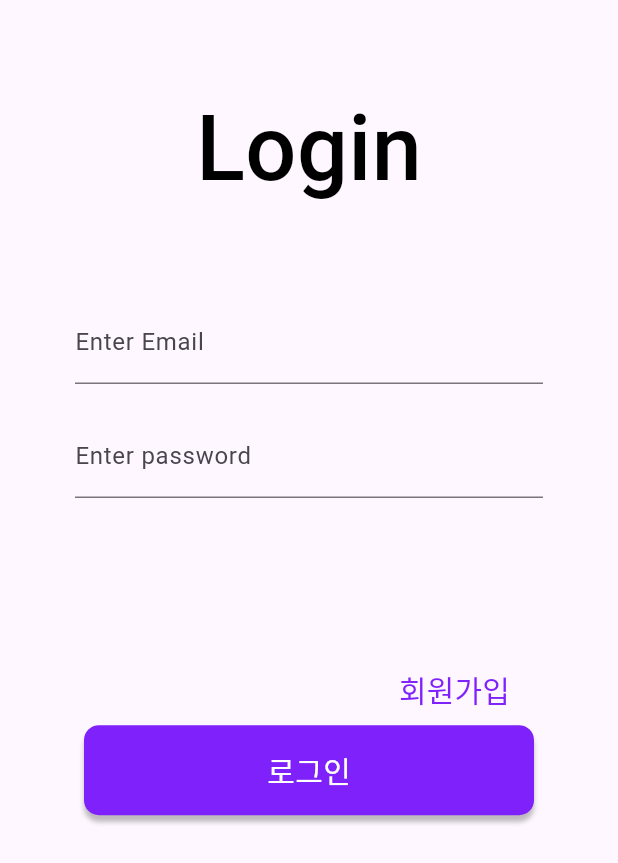
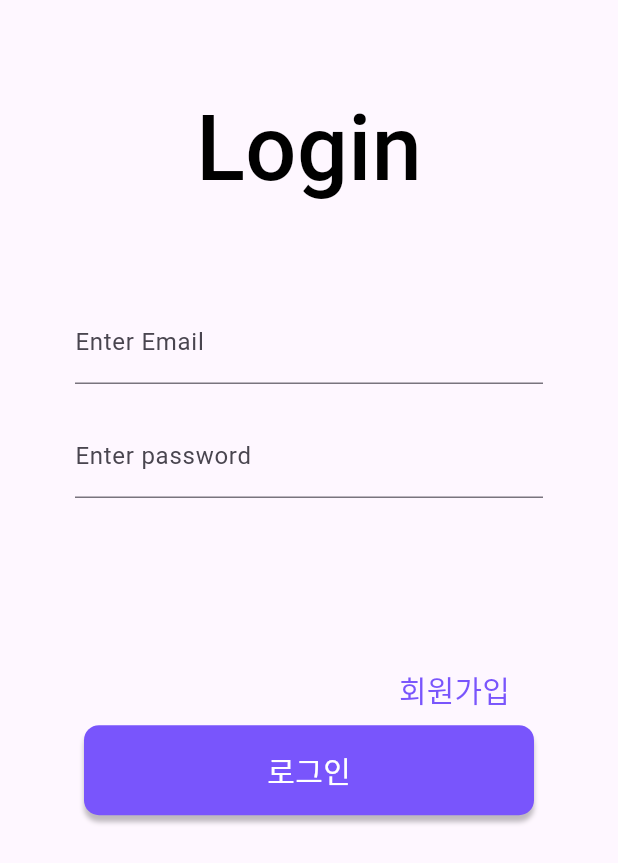
Before and after one commit to CSID-DGU/2024-01-CSC4004-03-TrueEducation, a Flutter app: the screen it shows after launch, on a phone screen of 412 x 824 dp. Shown: the top 863 px of the screen. Run offline on Flutter 3.47's test engine with Material 3 defaults, Android fonts, the phone set to English and light mode, and no system bars; our stand-ins replace flutter_svg, fluttertoast, google_fonts, image_picker; missing offline and left inert: dart:ffi; Roboto replaces fonts that are missing (Pretendard).

Commit message:
Design: background, button color. etc...

```diff
--- a/project_Wouldyougonggang/lib/api/postapi.dart
+++ b/project_Wouldyougonggang/lib/api/postapi.dart
@@ -4,7 +4,8 @@ import 'package:flutter/cupertino.dart';
 import 'package:flutter_app/model/postmodel.dart';
 import 'package:http/http.dart' as http;
 
-const String url = 'https://3a2b-210-94-220-228.ngrok-free.app/';
+const String url =
+    'http://ec2-3-37-89-235.ap-northeast-2.compute.amazonaws.com/';
 
 String recommend = '''
   [
--- a/project_Wouldyougonggang/lib/main.dart
+++ b/project_Wouldyougonggang/lib/main.dart
@@ -1,9 +1,6 @@
 import 'package:flutter/material.dart';
-import 'package:flutter_app/pages/home.dart';
-import 'package:flutter_app/pages/timeschedule.dart';
 import 'package:provider/provider.dart';
 import 'package:flutter_localizations/flutter_localizations.dart';
-import 'package:flutter_app/navigation_bar.dart';
 import 'package:flutter_app/pages/login.dart';
 import 'package:flutter_app/providers/bitmaskings.dart';
 
--- a/project_Wouldyougonggang/lib/pages/home.dart
+++ b/project_Wouldyougonggang/lib/pages/home.dart
@@ -1,5 +1,6 @@
 import 'package:flutter/material.dart';
 import 'package:flutter/widgets.dart';
+import 'package:flutter_app/theme/colors.dart';
 import 'package:flutter_app/widgets/meeting.dart';
 import 'package:flutter_app/widgets/timetable.dart';
 
@@ -19,8 +20,11 @@ class _MyWidgetState extends State<Home> {
     return MaterialApp(
       home: Scaffold(
         body: Container(
+          width: MediaQuery.of(context).size.width,
+          height: MediaQuery.of(context).size.height,
+          color: BACKGROUND_COLOR,
           padding: const EdgeInsets.symmetric(
-            vertical: 5,
+            vertical: 20,
           ),
           child: SingleChildScrollView(
             child: Column(
--- a/project_Wouldyougonggang/lib/pages/timeschedule.dart
+++ b/project_Wouldyougonggang/lib/pages/timeschedule.dart
@@ -1,6 +1,7 @@
 import 'package:flutter/cupertino.dart';
 import 'package:flutter/material.dart';
 import 'package:flutter/widgets.dart';
+import 'package:flutter_app/theme/colors.dart';
 import 'package:flutter_app/user.dart';
 import 'package:flutter_app/widgets/variWidget.dart';
 import 'package:flutter_app/widgets/timetable.dart';
@@ -414,8 +415,11 @@ class TimeScheduleState extends State<TimeSchedule> {
       home: Scaffold(
         key: _scaffoldKey,
         body: Container(
+          width: MediaQuery.of(context).size.width,
+          height: MediaQuery.of(context).size.height,
+          color: BACKGROUND_COLOR,
           padding: const EdgeInsets.symmetric(
-            vertical: 5,
+            vertical: 15,
           ),
           child: SingleChildScrollView(
             child: Column(
--- a/project_Wouldyougonggang/lib/service.dart
+++ b/project_Wouldyougonggang/lib/service.dart
@@ -5,7 +5,8 @@ import 'package:fluttertoast/fluttertoast.dart';
 import 'package:image_picker/image_picker.dart';
 
 class Services {
-  static const String url = 'https://3a2b-210-94-220-228.ngrok-free.app/';
+  static const String url =
+      'http://ec2-3-37-89-235.ap-northeast-2.compute.amazonaws.com/';
 
   static Future<User?> attemptLogin(String email, String password) async {
     try {
--- a/project_Wouldyougonggang/lib/theme/colors.dart
+++ b/project_Wouldyougonggang/lib/theme/colors.dart
@@ -2,14 +2,14 @@ import 'package:flutter/material.dart';
 
 const Color BACKGROUND_COLOR = Colors.white;
 
-const Color PRIMARY_COLOR = Color.fromARGB(255, 127, 33, 250);
+const Color PRIMARY_COLOR = Color.fromARGB(255, 121, 85, 252);
 const Color ACCENT_COLOR = Colors.amber;
 const Color SUB_COLOR = Color.fromARGB(255, 231, 231, 231);
 
 const Color COMPLETED_BUTTON_COLOR = Color.fromARGB(255, 214, 214, 214);
-const Color MATCHING_BUTTON_COLOR = Colors.amber;
-const Color ENTERED_BUTTON_COLOR = Colors.red;
-const Color GREEN_BUTTON_COLOR = Colors.green;
+const Color MATCHING_BUTTON_COLOR = Color.fromARGB(255, 247, 212, 109);
+const Color ENTERED_BUTTON_COLOR = Color.fromARGB(255, 243, 123, 114);
+const Color GREEN_BUTTON_COLOR = Color.fromARGB(255, 108, 189, 111);
 
 const Color MAIN_FONT_COLOR = Colors.black;
 const Color SUB_FONT_COLOR = Color.fromARGB(255, 143, 143, 143);
```
Also changed, not shown: project_Wouldyougonggang/lib/pages/post.dart (+9 -7 lines).
